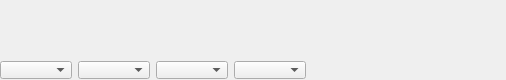
The window that spectrumwidget.ui (oldscienceguy/PebbleSDR) describes before a commit, drawn with Qt 5.
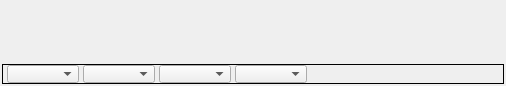
The same window after the commit.

```diff
--- a/spectrumwidget.ui
+++ b/spectrumwidget.ui
@@ -51,19 +51,19 @@
      </property>
      <layout class="QVBoxLayout" name="verticalLayout_2">
       <property name="spacing">
-       <number>0</number>
+       <number>1</number>
       </property>
       <property name="leftMargin">
-       <number>0</number>
+       <number>2</number>
       </property>
       <property name="topMargin">
-       <number>0</number>
+       <number>2</number>
       </property>
       <property name="rightMargin">
-       <number>0</number>
+       <number>2</number>
       </property>
       <property name="bottomMargin">
-       <number>0</number>
+       <number>2</number>
       </property>
       <item>
        <widget class="QFrame" name="plotFrame">
@@ -124,20 +124,23 @@
          </size>
         </property>
         <property name="frameShape">
-         <enum>QFrame::NoFrame</enum>
+         <enum>QFrame::Box</enum>
         </property>
         <property name="frameShadow">
-         <enum>QFrame::Raised</enum>
+         <enum>QFrame::Plain</enum>
         </property>
         <layout class="QHBoxLayout" name="horizontalLayout_2">
+         <property name="spacing">
+          <number>4</number>
+         </property>
          <property name="leftMargin">
-          <number>0</number>
+          <number>4</number>
          </property>
          <property name="topMargin">
           <number>0</number>
          </property>
          <property name="rightMargin">
-          <number>0</number>
+          <number>4</number>
          </property>
          <property name="bottomMargin">
           <number>0</number>
```
